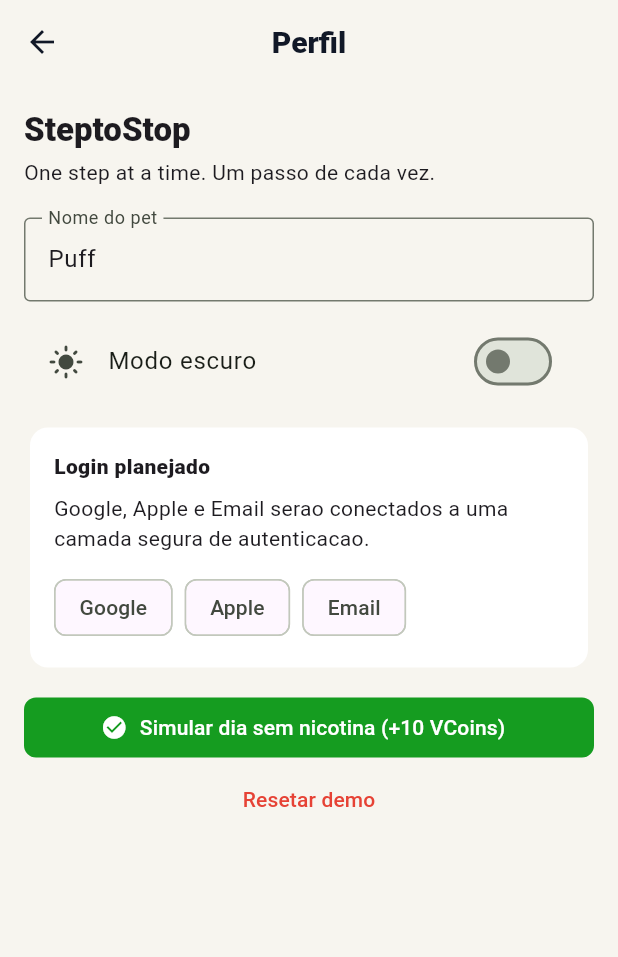
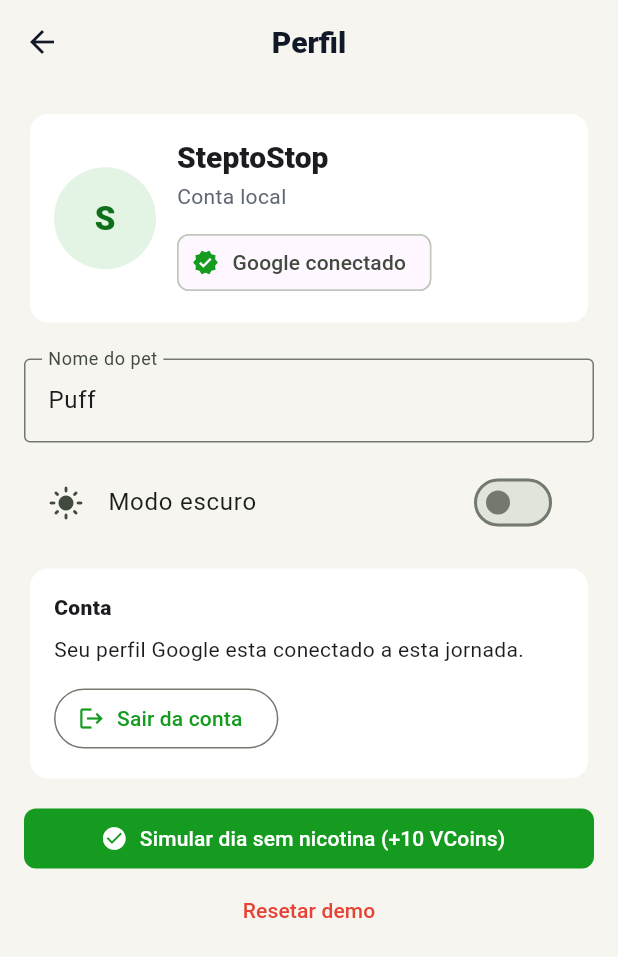
Before and after one commit to CaueFernando/mobile-app, a Flutter app: the ProfileScreen screen opened directly, on a phone screen of 412 x 824 dp. Shown: the top 957 px of the screen. Run offline on Flutter 3.47's test engine with Material 3 defaults, Android fonts, the phone set to English and light mode, and no system bars; our stand-ins replace google_sign_in, sqflite; accounts and stored records are empty.

Commit message:
ajustes na aplicacao como icone, regras e valores hardcoded alem do login google

```diff
--- a/lib/providers/user_provider.dart
+++ b/lib/providers/user_provider.dart
@@ -115,6 +115,7 @@
     try {
       await action();
     } catch (error) {
+      debugPrint('Google sign-in failed: $error');
       _errorMessage = 'Nao foi possivel entrar com Google. Tente novamente.';
       rethrow;
     } finally {
--- a/lib/screens/profile_screen.dart
+++ b/lib/screens/profile_screen.dart
@@ -3,6 +3,7 @@
 
 import '../providers/pet_provider.dart';
 import '../providers/theme_provider.dart';
+import '../providers/user_provider.dart';
 import '../utils/constants.dart';
 
 class ProfileScreen extends StatelessWidget {
@@ -12,15 +13,71 @@
   Widget build(BuildContext context) {
     final themeProvider = context.watch<ThemeProvider>();
     final petProvider = context.watch<PetProvider>();
+    final userProvider = context.watch<UserProvider>();
+    final user = userProvider.user;
+    final photoUrl = user?.photoUrl;
 
     return Scaffold(
       appBar: AppBar(title: const Text('Perfil')),
       body: ListView(
         padding: const EdgeInsets.all(16),
         children: [
-          Text('SteptoStop', style: Theme.of(context).textTheme.headlineSmall),
-          const SizedBox(height: 4),
-          const Text('One step at a time. Um passo de cada vez.'),
+          Card(
+            child: Padding(
+              padding: const EdgeInsets.all(16),
+              child: Row(
+                children: [
+                  CircleAvatar(
+                    radius: 34,
+                    backgroundColor: AppColors.primary.withValues(alpha: .12),
+                    foregroundImage: (photoUrl == null || photoUrl.isEmpty)
+                        ? null
+                        : NetworkImage(photoUrl),
+                    child: Text(
+                      _initialsFor(user?.name),
+                      style: const TextStyle(
+                        color: AppColors.primaryDark,
+                        fontSize: 22,
+                        fontWeight: FontWeight.w900,
+                      ),
+                    ),
+                  ),
+                  const SizedBox(width: 14),
+                  Expanded(
+                    child: Column(
+                      crossAxisAlignment: CrossAxisAlignment.start,
+                      children: [
+                        Text(
+                          user?.name ?? AppTexts.appName,
+                          maxLines: 1,
+                          overflow: TextOverflow.ellipsis,
+                          style: Theme.of(context)
+                              .textTheme
+                              .titleLarge
+                              ?.copyWith(fontWeight: FontWeight.w900),
+                        ),
+                        const SizedBox(height: 4),
+                        Text(
+                          user?.email ?? 'Conta local',
+                          maxLines: 1,
+                          overflow: TextOverflow.ellipsis,
+                          style:
+                              Theme.of(context).textTheme.bodyMedium?.copyWith(
+                                    color: AppColors.textLight,
+                                  ),
+                        ),
+                        const SizedBox(height: 10),
+                        const Chip(
+                          avatar: Icon(Icons.verified, size: 18),
+                          label: Text('Google conectado'),
+                        ),
+                      ],
+                    ),
+                  ),
+                ],
+              ),
+            ),
+          ),
           const SizedBox(height: 20),
           TextFormField(
             initialValue: petProvider.pet.name,
@@ -39,25 +96,32 @@
                 themeProvider.isDarkMode ? Icons.dark_mode : Icons.light_mode),
           ),
           const SizedBox(height: 12),
-          const Card(
+          Card(
             child: Padding(
-              padding: EdgeInsets.all(16),
+              padding: const EdgeInsets.all(16),
               child: Column(
                 crossAxisAlignment: CrossAxisAlignment.start,
                 children: [
-                  Text('Login planejado',
+                  const Text('Conta',
                       style: TextStyle(fontWeight: FontWeight.w900)),
-                  SizedBox(height: 8),
-                  Text(
-                      'Google, Apple e Email serao conectados a uma camada segura de autenticacao.'),
-                  SizedBox(height: 12),
-                  Wrap(
-                    spacing: 8,
-                    children: [
-                      Chip(label: Text('Google')),
-                      Chip(label: Text('Apple')),
-                      Chip(label: Text('Email')),
-                    ],
+                  const SizedBox(height: 8),
+                  const Text(
+                      'Seu perfil Google esta conectado a esta jornada.'),
+                  const SizedBox(height: 12),
+                  OutlinedButton.icon(
+                    onPressed: userProvider.isLoading
+                        ? null
+                        : () async {
+                            await userProvider.logout();
+                            if (!context.mounted) return;
+                            Navigator.pushNamedAndRemoveUntil(
+                              context,
+                              '/login',
+                              (route) => false,
+                            );
+                          },
+                    icon: const Icon(Icons.logout),
+                    label: const Text('Sair da conta'),
                   ),
                 ],
               ),
@@ -65,7 +129,11 @@
           ),
           const SizedBox(height: 12),
           FilledButton.icon(
-            onPressed: petProvider.logNicotineFreeDay,
+            onPressed: () {
+              final dailyCost =
+                  context.read<UserProvider>().user?.estimatedDailyCost ?? 0;
+              petProvider.logNicotineFreeDay(moneySavedDelta: dailyCost);
+            },
             icon: const Icon(Icons.check_circle),
             label: const Text('Simular dia sem nicotina (+10 VCoins)'),
           ),
@@ -78,4 +146,15 @@
       ),
     );
   }
+
+  String _initialsFor(String? name) {
+    final cleanName = name?.trim();
+    if (cleanName == null || cleanName.isEmpty) return 'S';
+
+    final parts = cleanName.split(RegExp(r'\s+'));
+    if (parts.length == 1) return parts.first.substring(0, 1).toUpperCase();
+
+    return '${parts.first.substring(0, 1)}${parts.last.substring(0, 1)}'
+        .toUpperCase();
+  }
 }
--- a/lib/services/google_auth_service.dart
+++ b/lib/services/google_auth_service.dart
@@ -18,11 +18,17 @@
   GoogleAuthService({GoogleSignIn? googleSignIn})
       : _googleSignIn = googleSignIn ?? GoogleSignIn.instance;
 
+  static const String _serverClientId = String.fromEnvironment(
+    'GOOGLE_WEB_CLIENT_ID',
+  );
+
   final GoogleSignIn _googleSignIn;
   Future<void>? _initializeFuture;
 
   Future<void> initialize() {
-    return _initializeFuture ??= _googleSignIn.initialize();
+    return _initializeFuture ??= _googleSignIn.initialize(
+      serverClientId: _serverClientId.isEmpty ? null : _serverClientId,
+    );
   }
 
   Future<GoogleUserProfile> signIn() async {
```
Also changed, not shown: lib/data/wallet_repository.dart (added, +149 -0 lines), lib/providers/pet_provider.dart (+81 -20 lines), lib/screens/auth/google_login_screen.dart (+8 -0 lines), pubspec.yaml (+7 -0 lines), assets/icons/app_icon.png (added), pubspec.lock, 9 other files.
